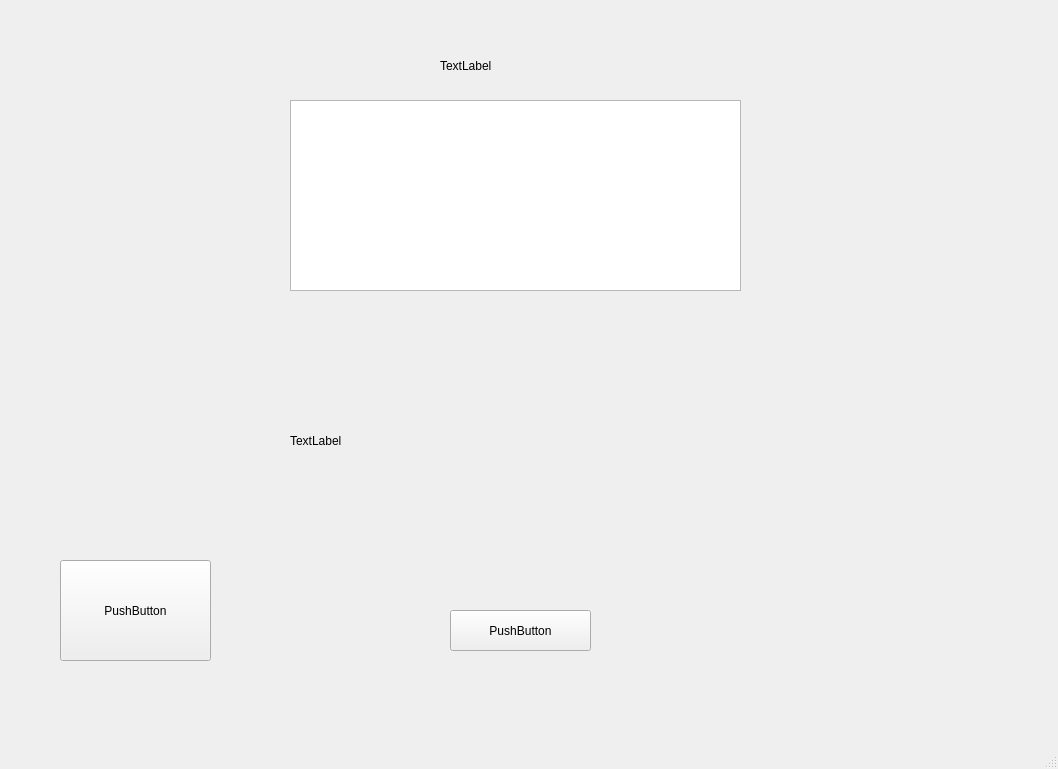
First picture: the form in bigBoy/mainVOne.ui, repository NeverGraceful/DailyLog, before the edit.
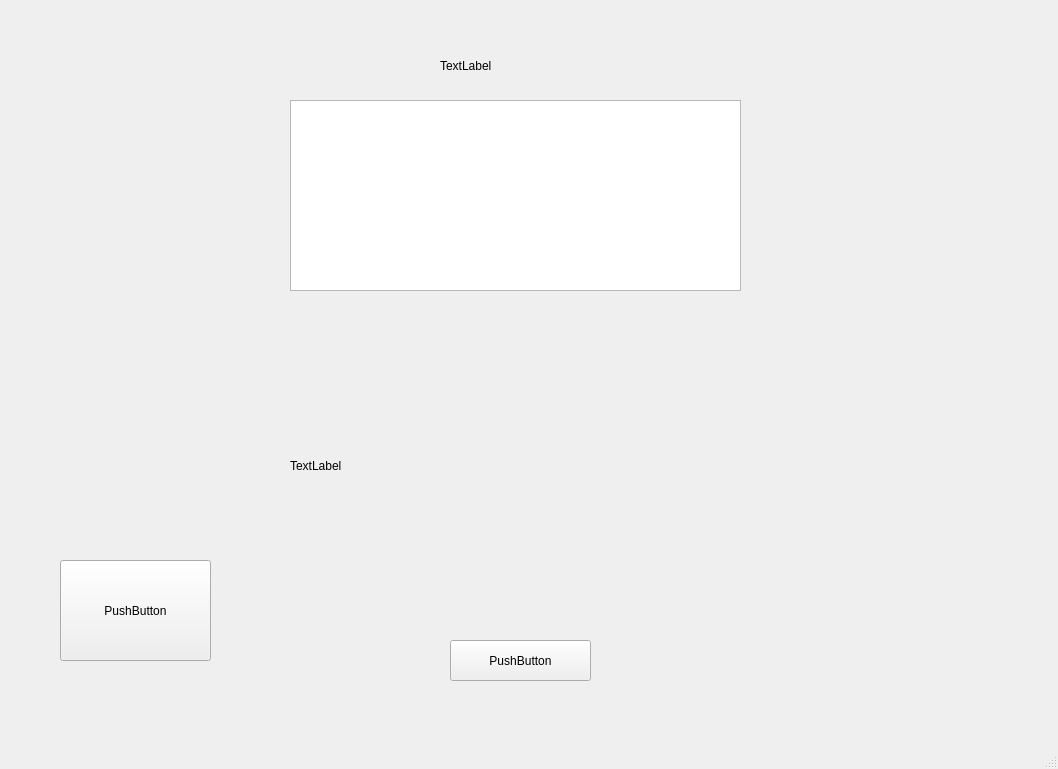
Second picture: the form after the edit.

The edit to the form file:
```diff
--- a/bigBoy/mainVOne.ui
+++ b/bigBoy/mainVOne.ui
@@ -41,7 +41,7 @@
     <property name="geometry">
      <rect>
       <x>450</x>
-      <y>610</y>
+      <y>640</y>
       <width>141</width>
       <height>41</height>
      </rect>
@@ -69,7 +69,7 @@
       <x>290</x>
       <y>310</y>
       <width>451</width>
-      <height>261</height>
+      <height>311</height>
      </rect>
     </property>
     <property name="text">
```
